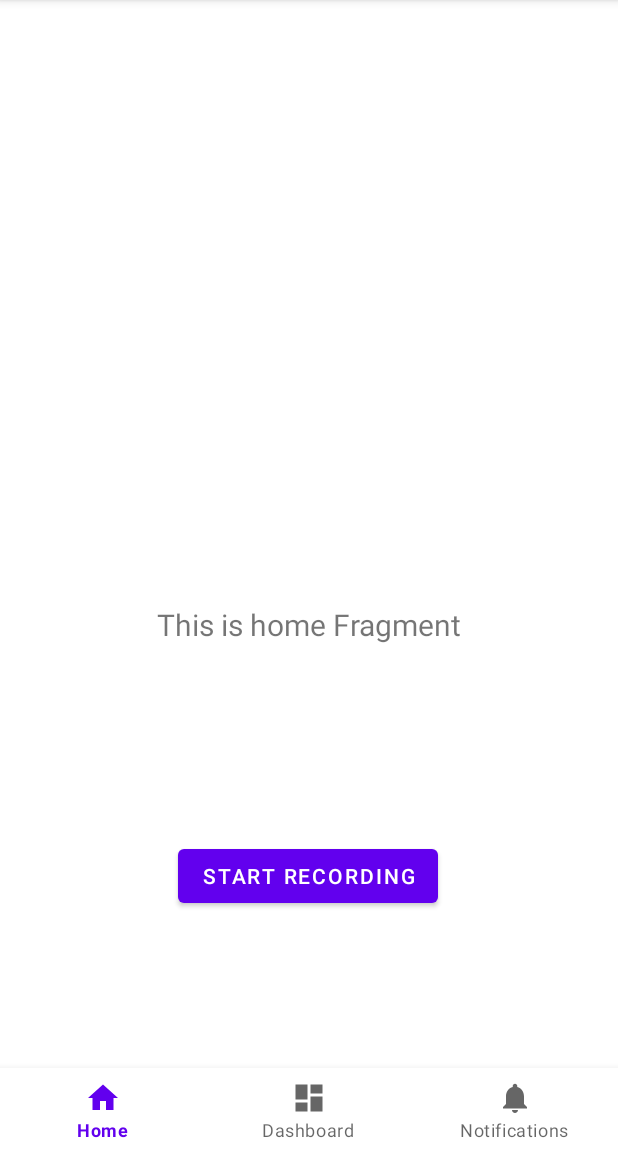
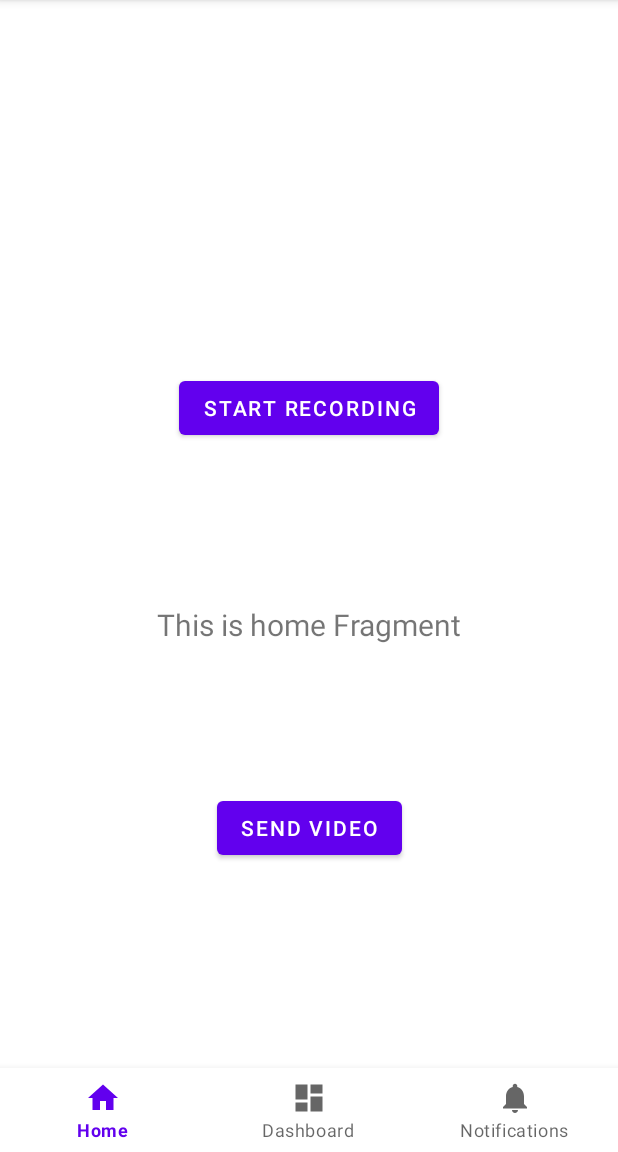
Before and after one commit to ChuckySRB/Fullprovodnici, an Android app: the screen it shows after launch (MainActivity), on a phone screen of 412 x 824 dp, the part 84-1236 px from its top. Run offline under Robolectric (Android 15) with nearby library versions, the phone set to English and light mode, and no system bars.

Commit message:
KONACNO RADI SNIMANJE

```diff
--- a/android/app/build.gradle.kts
+++ b/android/app/build.gradle.kts
@@ -48,6 +48,8 @@ dependencies {
     implementation(libs.androidx.lifecycle.viewmodel.ktx)
     implementation(libs.androidx.navigation.fragment.ktx)
     implementation(libs.androidx.navigation.ui.ktx)
+    //za komunikaciju
+    implementation(libs.okhttp)
     //implementation(libs.compose.preview.renderer)
     testImplementation(libs.junit)
     androidTestImplementation(libs.androidx.junit)
--- a/android/app/src/main/AndroidManifest.xml
+++ b/android/app/src/main/AndroidManifest.xml
@@ -2,9 +2,13 @@
 <manifest xmlns:android="http://schemas.android.com/apk/res/android"
     xmlns:tools="http://schemas.android.com/tools" package="com.example.fullprovodnici">
 
+    <uses-permission android:name="android.permission.INTERNET"/>
     <uses-permission android:name="android.permission.FOREGROUND_SERVICE" />
     <uses-permission android:name="android.permission.FOREGROUND_SERVICE_MEDIA_PROJECTION" />
+    <uses-permission android:name="android.permission.READ_MEDIA_IMAGES" />
+    <uses-permission android:name="android.permission.READ_MEDIA_VIDEO"/>
     <application
+        android:usesCleartextTraffic="true"
         android:allowBackup="true"
         android:dataExtractionRules="@xml/data_extraction_rules"
         android:fullBackupContent="@xml/backup_rules"
--- a/android/app/src/main/res/layout/activity_main.xml
+++ b/android/app/src/main/res/layout/activity_main.xml
@@ -10,26 +10,50 @@
         android:id="@+id/start_recording_button"
         android:layout_width="wrap_content"
         android:layout_height="wrap_content"
-        android:layout_centerHorizontal="true"
-        android:layout_marginBottom="160dp"
         android:text="Start Recording"
+        app:layout_constraintTop_toTopOf="parent"
+        app:layout_constraintBottom_toTopOf="@id/send_video_button"
+        app:layout_constraintStart_toStartOf="parent"
+        app:layout_constraintEnd_toEndOf="parent"
+        android:layout_marginBottom="20dp"
+        />
+
+    <Button
+        android:id="@+id/send_video_button"
+        android:layout_width="wrap_content"
+        android:layout_height="wrap_content"
+        android:text="Send Video"
+        app:layout_constraintTop_toBottomOf="@id/start_recording_button"
         app:layout_constraintBottom_toBottomOf="parent"
-        app:layout_constraintHorizontal_bias="0.497"
-        app:layout_constraintLeft_toLeftOf="parent"
-        app:layout_constraintRight_toRightOf="parent" />
+        app:layout_constraintStart_toStartOf="parent"
+        app:layout_constraintEnd_toEndOf="parent"
+        android:layout_marginTop="20dp"
+        />
 
     <Button
         android:id="@+id/stop_recording_button"
         android:layout_width="wrap_content"
         android:layout_height="wrap_content"
         android:text="Stop Recording"
-        android:layout_below="@id/start_recording_button"
-        android:layout_centerHorizontal="true"
+        app:layout_constraintTop_toBottomOf="@id/send_video_button"
+        app:layout_constraintBottom_toBottomOf="parent"
+        app:layout_constraintStart_toStartOf="parent"
+        app:layout_constraintEnd_toEndOf="parent"
         android:layout_marginTop="20dp"
-        app:layout_constraintBottom_toBottomOf="parent"
-        app:layout_constraintLeft_toLeftOf="parent"
-        app:layout_constraintRight_toRightOf="parent"
-        android:visibility="gone" />
+        android:visibility="gone"
+        />
+    <TextView
+        android:id="@+id/statusTextView"
+        android:layout_width="wrap_content"
+        android:layout_height="wrap_content"
+        android:text="Status: Trying to Send"
+        android:textSize="18sp"
+        android:textColor="@android:color/black"
+        app:layout_constraintTop_toBottomOf="@id/send_video_button"
+        app:layout_constraintStart_toStartOf="parent"
+        app:layout_constraintEnd_toEndOf="parent"
+        android:layout_marginTop="20dp"
+        android:visibility="invisible"/>
 
     <com.google.android.material.bottomnavigation.BottomNavigationView
         android:id="@+id/nav_view"
--- a/android/build.gradle.kts
+++ b/android/build.gradle.kts
@@ -2,4 +2,5 @@
 plugins {
     alias(libs.plugins.android.application) apply false
     alias(libs.plugins.jetbrains.kotlin.android) apply false
+
 }
--- a/android/gradle/libs.versions.toml
+++ b/android/gradle/libs.versions.toml
@@ -13,6 +13,7 @@ lifecycleViewmodelKtx = "2.7.0"
 navigationFragmentKtx = "2.6.0"
 navigationUiKtx = "2.6.0"
 composePreviewRenderer = "0.0.1-alpha01"
+okhttp = "4.9.0"
 
 [libraries]
 androidx-core-ktx = { group = "androidx.core", name = "core-ktx", version.ref = "coreKtx" }
@@ -27,6 +28,7 @@ androidx-lifecycle-viewmodel-ktx = { group = "androidx.lifecycle", name = "lifec
 androidx-navigation-fragment-ktx = { group = "androidx.navigation", name = "navigation-fragment-ktx", version.ref = "navigationFragmentKtx" }
 androidx-navigation-ui-ktx = { group = "androidx.navigation", name = "navigation-ui-ktx", version.ref = "navigationUiKtx" }
 compose-preview-renderer = { group = "com.android.tools.compose", name = "compose-preview-renderer", version.ref = "composePreviewRenderer" }
+okhttp = { module = "com.squareup.okhttp3:okhttp", version.ref = "okhttp" }
 
 [plugins]
 android-application = { id = "com.android.application", version.ref = "agp" }
```
Also changed, not shown: android/app/src/main/java/com/example/fullprovodnici/MainActivity.kt (+107 -6 lines), android/app/src/main/res/xml/network_security_config.xml (added, +12 -0 lines), 4 other files.
